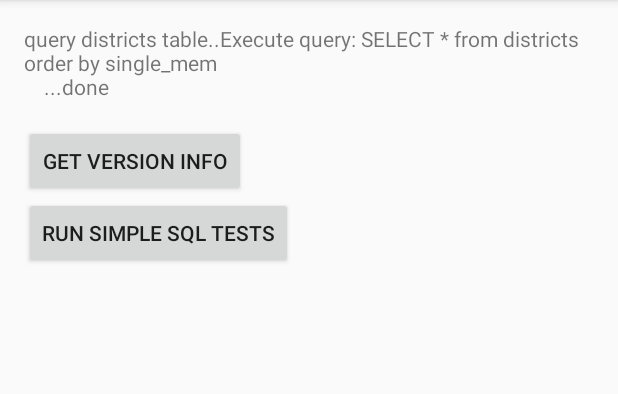
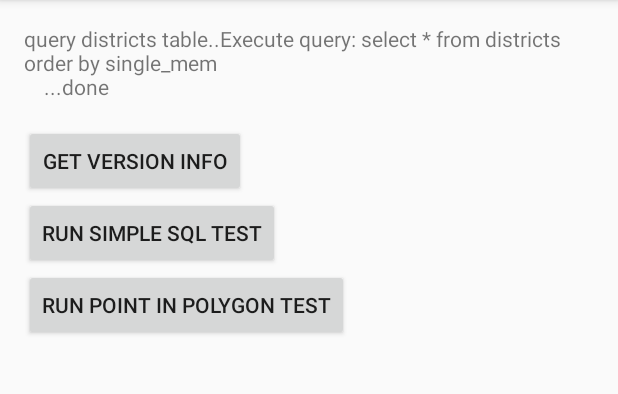
Before and after one commit to kristina-hager/HelloToSpatialite, an Android app: the screen it shows after launch (MainActivity), in the options menu, after a tap on "Settings", on a phone screen of 412 x 824 dp, the part 84-478 px from its top. Run offline under Robolectric (Android 15) with nearby library versions, the phone set to English and light mode, and no system bars; libraries missing offline, so code that uses them is left out: pimp.spatialite_database_driver; 5 statements that could not run were skipped.

Commit message:
adding point in polygon query

```diff
--- a/app/src/main/java/pimp/hellotospatialite/MainActivity.java
+++ b/app/src/main/java/pimp/hellotospatialite/MainActivity.java
@@ -12,11 +12,18 @@ import java.io.IOException;
 public class MainActivity extends AppCompatActivity {
 
     private GeoDatabaseHandler gdbHandler;
+    private TextView communicateTextView;
+
     @Override
     protected void onCreate(Bundle savedInstanceState) {
         super.onCreate(savedInstanceState);
         setContentView(R.layout.activity_main);
 
+        communicateTextView = (TextView) findViewById(R.id.communicate);
+
+        //Note: GeoDatabaseHandler here isn't doing too much work since this is a simple example
+        // if in your app, copying the DB and/or doing queries requires a lot of processing time
+        //then you probably want to do this in a thread.
         try {
             gdbHandler = new GeoDatabaseHandler(this);
         } catch (IOException e) {
@@ -54,12 +61,14 @@ public class MainActivity extends AppCompatActivity {
     }
 
     public void getVersionInfo(View view) {
-        TextView textView = (TextView) findViewById(R.id.communicate);
-        textView.setText(gdbHandler.showVersionsAndCredits());
+        if (communicateTextView != null) communicateTextView.setText(gdbHandler.showVersionsAndCredits());
     }
 
     public void runSimpleTest(View view) {
-        TextView textView = (TextView) findViewById(R.id.communicate);
-        textView.setText(gdbHandler.queryTableSimple());
+        if (communicateTextView != null) communicateTextView.setText(gdbHandler.queryTableSimple());
+    }
+
+    public void runPointInPolygon(View view) {
+        if (communicateTextView != null) communicateTextView.setText(gdbHandler.queryPointInPolygon());
     }
 }
--- a/app/src/main/res/layout/activity_main.xml
+++ b/app/src/main/res/layout/activity_main.xml
@@ -33,4 +33,13 @@
         android:text="@string/run_simple_test_button"
         />
 
+    <Button
+        android:id="@+id/run_point_in_polygon"
+        android:layout_width="wrap_content"
+        android:layout_height="wrap_content"
+        android:layout_below="@id/run_tests"
+        android:onClick="runPointInPolygon"
+        android:text="@string/run_point_in_polygon"
+        />
+
 </RelativeLayout>
--- a/app/src/main/res/values/strings.xml
+++ b/app/src/main/res/values/strings.xml
@@ -3,6 +3,7 @@
 
     <string name="hello_world">Hello world!</string>
     <string name="action_settings">Settings</string>
-    <string name="run_simple_test_button">run simple sql tests</string>
+    <string name="run_simple_test_button">run simple sql test</string>
     <string name="get_version_button">get version info</string>
+    <string name="run_point_in_polygon">Run point in polygon test</string>
 </resources>
```
Also changed, not shown: app/src/main/java/pimp/hellotospatialite/GeoDatabaseHandler.java (+61 -5 lines).
